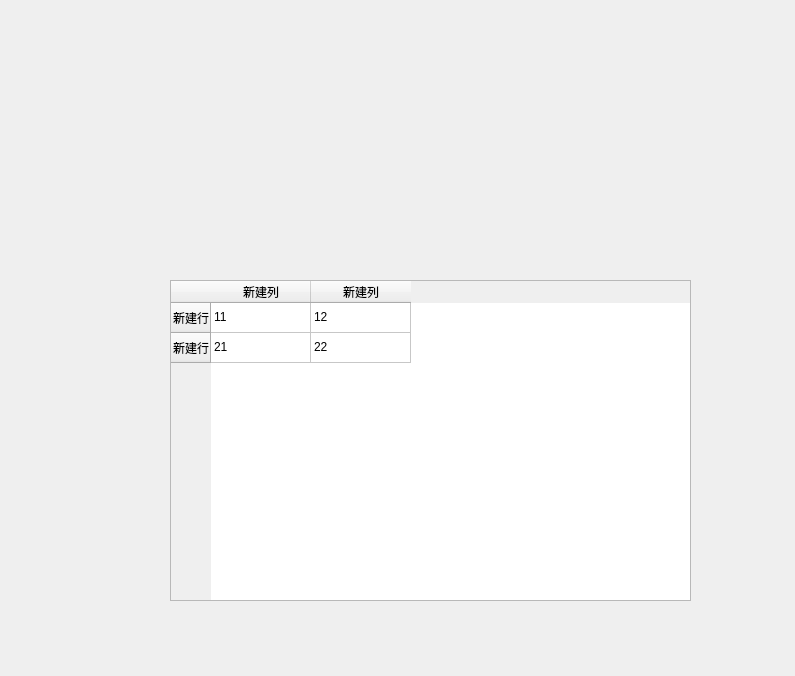
This is devices/redmine/untitled.ui in wwkkww1983/pythonwork as Qt 5 draws it before an edit. The edited form follows.
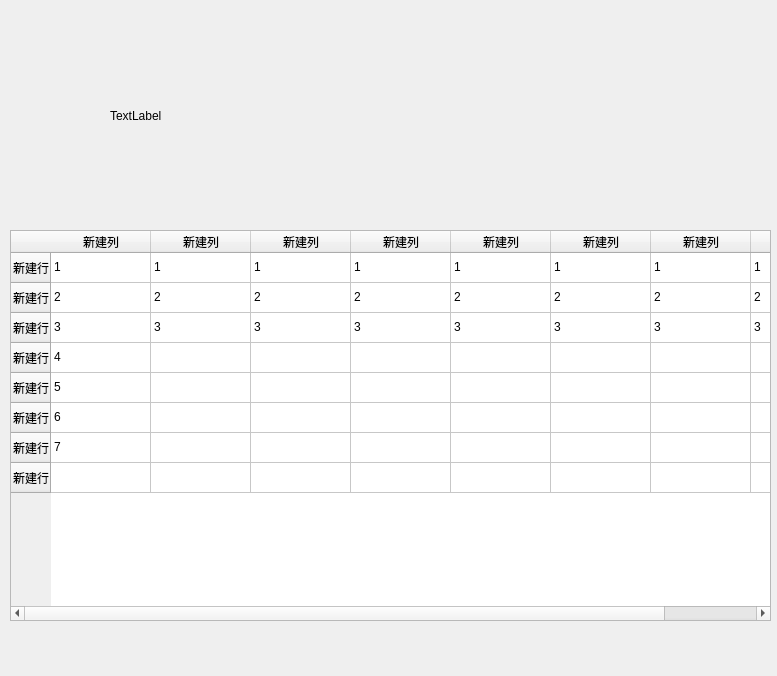
This is the edited form.

```diff
--- a/devices/redmine/untitled.ui
+++ b/devices/redmine/untitled.ui
@@ -6,20 +6,33 @@
    <rect>
     <x>0</x>
     <y>0</y>
-    <width>795</width>
+    <width>777</width>
     <height>676</height>
    </rect>
   </property>
   <property name="windowTitle">
    <string>Form</string>
   </property>
+  <widget class="QLabel" name="label">
+   <property name="geometry">
+    <rect>
+     <x>110</x>
+     <y>110</y>
+     <width>54</width>
+     <height>12</height>
+    </rect>
+   </property>
+   <property name="text">
+    <string>TextLabel</string>
+   </property>
+  </widget>
   <widget class="QTableWidget" name="tableWidget">
    <property name="geometry">
     <rect>
-     <x>170</x>
-     <y>280</y>
-     <width>521</width>
-     <height>321</height>
+     <x>10</x>
+     <y>230</y>
+     <width>761</width>
+     <height>391</height>
     </rect>
    </property>
    <row>
@@ -32,6 +45,66 @@
      <string>新建行</string>
     </property>
    </row>
+   <row>
+    <property name="text">
+     <string>新建行</string>
+    </property>
+   </row>
+   <row>
+    <property name="text">
+     <string>新建行</string>
+    </property>
+   </row>
+   <row>
+    <property name="text">
+     <string>新建行</string>
+    </property>
+   </row>
+   <row>
+    <property name="text">
+     <string>新建行</string>
+    </property>
+   </row>
+   <row>
+    <property name="text">
+     <string>新建行</string>
+    </property>
+   </row>
+   <row>
+    <property name="text">
+     <string>新建行</string>
+    </property>
+   </row>
+   <column>
+    <property name="text">
+     <string>新建列</string>
+    </property>
+   </column>
+   <column>
+    <property name="text">
+     <string>新建列</string>
+    </property>
+   </column>
+   <column>
+    <property name="text">
+     <string>新建列</string>
+    </property>
+   </column>
+   <column>
+    <property name="text">
+     <string>新建列</string>
+    </property>
+   </column>
+   <column>
+    <property name="text">
+     <string>新建列</string>
+    </property>
+   </column>
+   <column>
+    <property name="text">
+     <string>新建列</string>
+    </property>
+   </column>
    <column>
     <property name="text">
      <string>新建列</string>
@@ -44,22 +117,142 @@
    </column>
    <item row="0" column="0">
     <property name="text">
-     <string>11</string>
+     <string>1</string>
     </property>
    </item>
    <item row="0" column="1">
     <property name="text">
-     <string>12</string>
+     <string>1</string>
+    </property>
+   </item>
+   <item row="0" column="2">
+    <property name="text">
+     <string>1</string>
+    </property>
+   </item>
+   <item row="0" column="3">
+    <property name="text">
+     <string>1</string>
+    </property>
+   </item>
+   <item row="0" column="4">
+    <property name="text">
+     <string>1</string>
+    </property>
+   </item>
+   <item row="0" column="5">
+    <property name="text">
+     <string>1</string>
+    </property>
+   </item>
+   <item row="0" column="6">
+    <property name="text">
+     <string>1</string>
+    </property>
+   </item>
+   <item row="0" column="7">
+    <property name="text">
+     <string>1</string>
     </property>
    </item>
    <item row="1" column="0">
     <property name="text">
-     <string>21</string>
+     <string>2</string>
     </property>
    </item>
    <item row="1" column="1">
     <property name="text">
-     <string>22</string>
+     <string>2</string>
+    </property>
+   </item>
+   <item row="1" column="2">
+    <property name="text">
+     <string>2</string>
+    </property>
+   </item>
+   <item row="1" column="3">
+    <property name="text">
+     <string>2</string>
+    </property>
+   </item>
+   <item row="1" column="4">
+    <property name="text">
+     <string>2</string>
+    </property>
+   </item>
+   <item row="1" column="5">
+    <property name="text">
+     <string>2</string>
+    </property>
+   </item>
+   <item row="1" column="6">
+    <property name="text">
+     <string>2</string>
+    </property>
+   </item>
+   <item row="1" column="7">
+    <property name="text">
+     <string>2</string>
+    </property>
+   </item>
+   <item row="2" column="0">
+    <property name="text">
+     <string>3</string>
+    </property>
+   </item>
+   <item row="2" column="1">
+    <property name="text">
+     <string>3</string>
+    </property>
+   </item>
+   <item row="2" column="2">
+    <property name="text">
+     <string>3</string>
+    </property>
+   </item>
+   <item row="2" column="3">
+    <property name="text">
+     <string>3</string>
+    </property>
+   </item>
+   <item row="2" column="4">
+    <property name="text">
+     <string>3</string>
+    </property>
+   </item>
+   <item row="2" column="5">
+    <property name="text">
+     <string>3</string>
+    </property>
+   </item>
+   <item row="2" column="6">
+    <property name="text">
+     <string>3</string>
+    </property>
+   </item>
+   <item row="2" column="7">
+    <property name="text">
+     <string>3</string>
+    </property>
+   </item>
+   <item row="3" column="0">
+    <property name="text">
+     <string>4</string>
+    </property>
+   </item>
+   <item row="4" column="0">
+    <property name="text">
+     <string>5</string>
+    </property>
+   </item>
+   <item row="5" column="0">
+    <property name="text">
+     <string>6</string>
+    </property>
+   </item>
+   <item row="6" column="0">
+    <property name="text">
+     <string>7</string>
     </property>
    </item>
   </widget>
```
